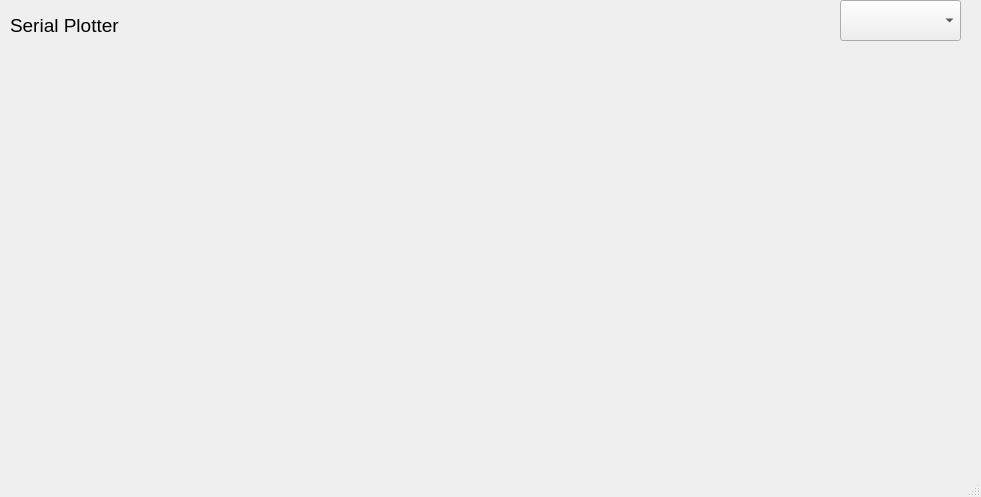
First picture: the form in Presentation10/#3SerialPlotter/serialPlotterWindow.ui, repository rlangoy/pb1150v_Labs, before the edit.
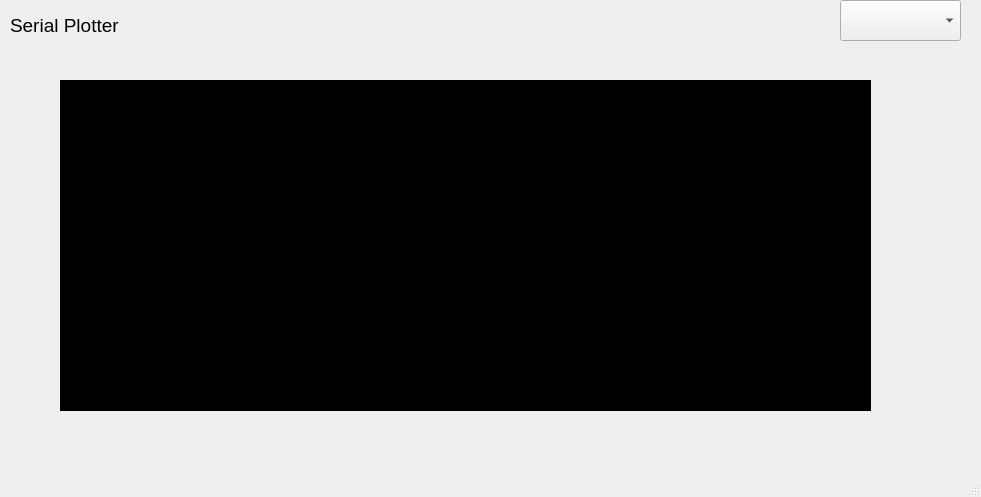
Second picture: the form after the edit. Icons and pictures are not drawn. Custom widgets are drawn as their Qt base class.

What changed in the file:
```diff
--- a/Presentation10/#3SerialPlotter/serialPlotterWindow.ui
+++ b/Presentation10/#3SerialPlotter/serialPlotterWindow.ui
@@ -90,20 +90,17 @@
      <bool>true</bool>
     </property>
    </widget>
-   <widget class="QLabel" name="label">
+   <widget class="RealTimeMatplotLibWidget" name="pltGraph" native="true">
     <property name="geometry">
      <rect>
-      <x>140</x>
-      <y>100</y>
-      <width>621</width>
-      <height>251</height>
+      <x>60</x>
+      <y>80</y>
+      <width>811</width>
+      <height>331</height>
      </rect>
     </property>
     <property name="styleSheet">
-     <string notr="true"/>
-    </property>
-    <property name="text">
-     <string/>
+     <string notr="true">background-color:black;</string>
     </property>
    </widget>
   </widget>
@@ -119,6 +116,14 @@
   </widget>
   <widget class="QStatusBar" name="statusbar"/>
  </widget>
+ <customwidgets>
+  <customwidget>
+   <class>RealTimeMatplotLibWidget</class>
+   <extends>QWidget</extends>
+   <header location="global">MatPlotLibWidget</header>
+   <container>1</container>
+  </customwidget>
+ </customwidgets>
  <resources/>
  <connections/>
 </ui>
```
